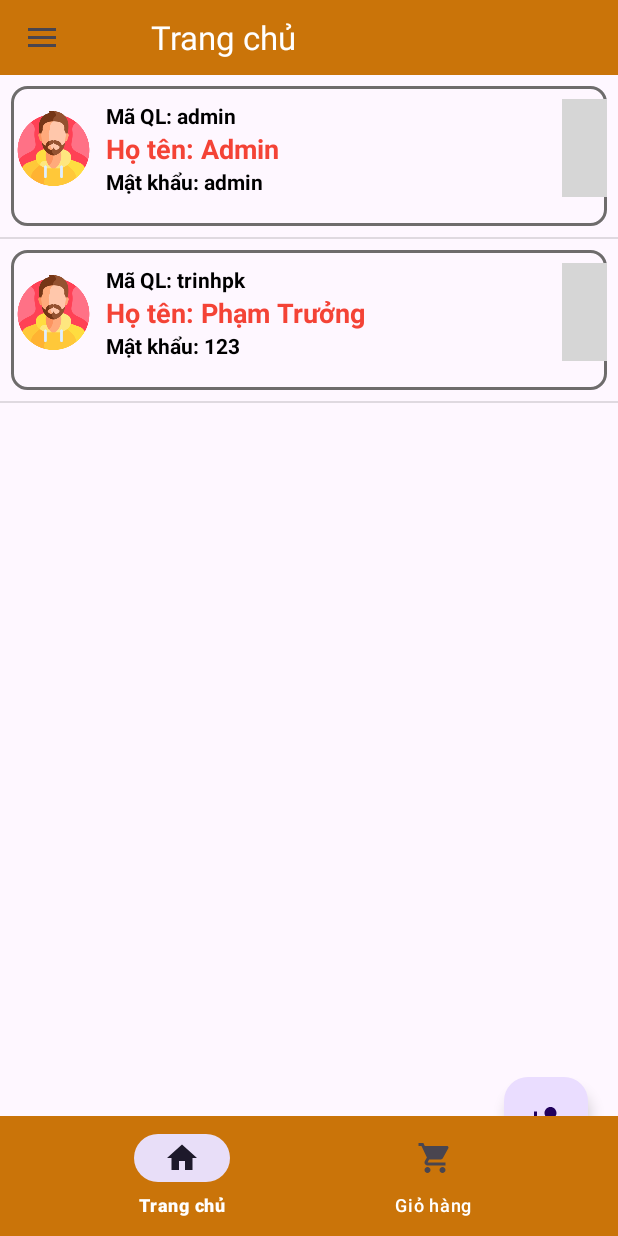
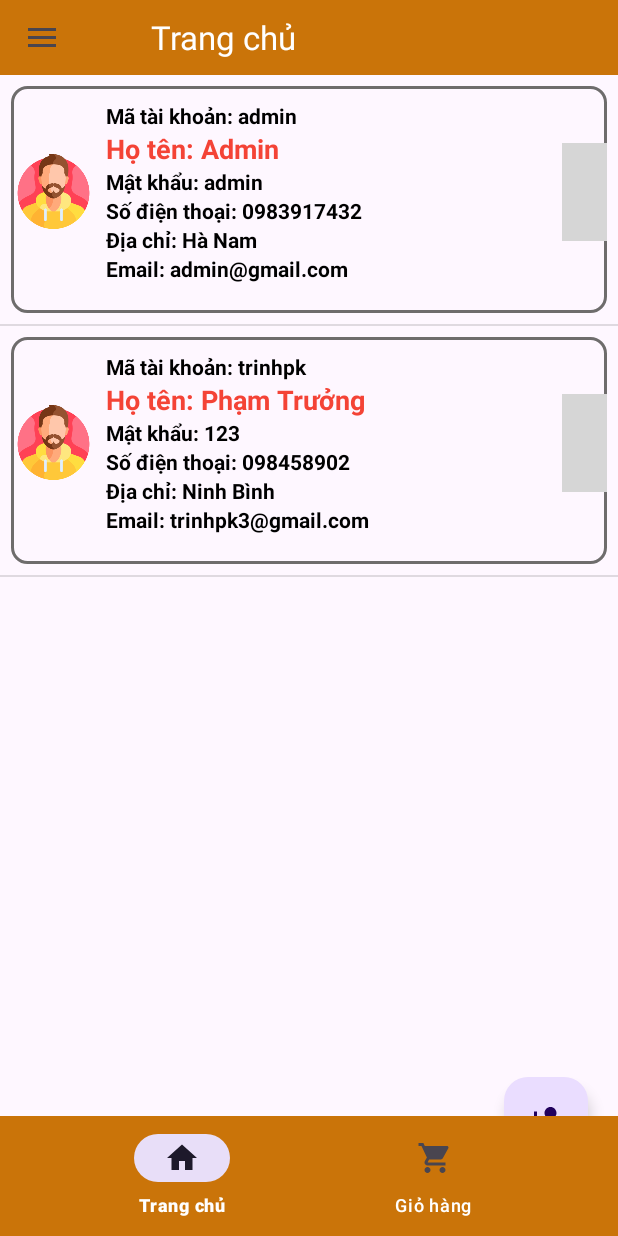
Before and after one commit to Quyetdz2044444/CafeBui, an Android app: the fragment KhachHang_Fragment placed in its activity, on a phone screen of 412 x 824 dp. Run offline under Robolectric (Android 15) with nearby library versions, the phone set to English and light mode, and no system bars; 5 statements that could not run were skipped; grey boxes are pictures that could not be loaded.

Commit message:
quản lí kh

```diff
--- a/app/src/main/java/quyettvph35419/fpoly/cafebuipho/Adapter/QuanLyAdapter.java
+++ b/app/src/main/java/quyettvph35419/fpoly/cafebuipho/Adapter/KhachHangAdapter.java
@@ -15,21 +15,21 @@ import androidx.annotation.Nullable;
 import java.util.ArrayList;
 
 import quyettvph35419.fpoly.cafebuipho.Dao.KhachHangDao;
-import quyettvph35419.fpoly.cafebuipho.Fragment.AddUser_Fragment;
+import quyettvph35419.fpoly.cafebuipho.Fragment.KhachHang_Fragment;
 import quyettvph35419.fpoly.cafebuipho.Model.KhachHang;
 import quyettvph35419.fpoly.cafebuipho.R;
 
-public class QuanLyAdapter extends ArrayAdapter<KhachHang> {
+public class KhachHangAdapter extends ArrayAdapter<KhachHang> {
 
     private Context context;
-    AddUser_Fragment fragment;
+    KhachHang_Fragment fragment;
     private ArrayList<KhachHang> list;
-    TextView tvMaQL,tvTenQL,tvMatKhau;
+    TextView tvMaQL, tvTenQL, tvMatKhau, tvsdt, tvdiachi, tvemail;
     ImageView imgDel;
     KhachHangDao dao;
 
-    public QuanLyAdapter(@NonNull Context context, AddUser_Fragment fragment, ArrayList<KhachHang> list) {
-        super(context, 0,list);
+    public KhachHangAdapter(@NonNull Context context, KhachHang_Fragment fragment, ArrayList<KhachHang> list) {
+        super(context, 0, list);
         this.context = context;
         this.list = list;
         this.fragment = fragment;
@@ -40,20 +40,32 @@ public class QuanLyAdapter extends ArrayAdapter<KhachHang> {
     public View getView(int position, @Nullable View convertView, @NonNull ViewGroup parent) {
         View v = convertView;
         dao = new KhachHangDao(getContext());
-        if (v == null){
+        if (v == null) {
             LayoutInflater inflater = (LayoutInflater) context.getSystemService(Context.LAYOUT_INFLATER_SERVICE);
-            v = inflater.inflate(R.layout.item_add_user,null);
+            v = inflater.inflate(R.layout.item_khachhang, null);
 
         }
 
         final KhachHang item = list.get(position);
-        if (item != null){
+        if (item != null) {
             tvMaQL = v.findViewById(R.id.tvMaQL);
-            tvMaQL.setText("Mã QL: "+item.getmaKH());
+            tvMaQL.setText("Mã tài khoản: " + item.getmaKH());
+
+
             tvTenQL = v.findViewById(R.id.tvTenQL);
-            tvTenQL.setText("Họ tên: "+item.getHoTen());
+            tvTenQL.setText("Họ tên: " + item.getHoTen());
+
+            tvsdt = v.findViewById(R.id.tvSdt);
+            tvsdt.setText("Số điện thoại: " + item.getSdt());
+
+            tvdiachi = v.findViewById(R.id.tvDiachi);
+            tvdiachi.setText("Địa chỉ: " + item.getDiaChi());
+
+            tvemail = v.findViewById(R.id.tvEmail);
+            tvemail.setText("Email: " + item.getEmail());
+
             tvMatKhau = v.findViewById(R.id.tvMatKhau);
-            tvMatKhau.setText("Mật khẩu: "+item.getMatKhau());
+            tvMatKhau.setText("Mật khẩu: " + item.getMatKhau());
 
 
             imgDel = v.findViewById(R.id.imgDeleteLS);
--- a/app/src/main/java/quyettvph35419/fpoly/cafebuipho/Dao/KhachHangDao.java
+++ b/app/src/main/java/quyettvph35419/fpoly/cafebuipho/Dao/KhachHangDao.java
@@ -36,6 +36,9 @@ public class KhachHangDao {
         ContentValues values = new ContentValues();
         values.put("HOTEN", obj.getHoTen());
         values.put("MATKHAU", obj.getMatKhau());
+        values.put("SDT", obj.getSdt());
+        values.put("DIACHI", obj.getDiaChi());
+        values.put("EMAIL", obj.getEmail());
         return db.update("KHACHHANG", values, "MAKH = ?", new String[]{String.valueOf(obj.getmaKH())});
     }
 
--- a/app/src/main/java/quyettvph35419/fpoly/cafebuipho/Fragment/AddUser_Fragment.java
+++ b/app/src/main/java/quyettvph35419/fpoly/cafebuipho/Fragment/KhachHang_Fragment.java
@@ -22,13 +22,13 @@ import com.google.android.material.floatingactionbutton.FloatingActionButton;
 
 import java.util.ArrayList;
 
-import quyettvph35419.fpoly.cafebuipho.Adapter.QuanLyAdapter;
+import quyettvph35419.fpoly.cafebuipho.Adapter.KhachHangAdapter;
 import quyettvph35419.fpoly.cafebuipho.Dao.KhachHangDao;
 import quyettvph35419.fpoly.cafebuipho.Model.KhachHang;
 import quyettvph35419.fpoly.cafebuipho.R;
 
 
-public class AddUser_Fragment extends Fragment {
+public class KhachHang_Fragment extends Fragment {
 
 
     ListView lvQuanLy;
@@ -36,13 +36,13 @@ public class AddUser_Fragment extends Fragment {
     FloatingActionButton fab;
     Dialog dialog;
     TextView tvTitle;
-    EditText edUser, edHoTen, edPass, edRePass;
+    EditText edUser,edsdts,eddiachis,edemails,edHoTen, edPass, edRePass;
     Button btnSaveTT, btnCancleTT;
     static KhachHangDao dao;
-    QuanLyAdapter adapter;
+    KhachHangAdapter adapter;
     KhachHang item;
 
-    public AddUser_Fragment() {
+    public KhachHang_Fragment() {
         // Required empty public constructor
     }
 
@@ -50,7 +50,7 @@ public class AddUser_Fragment extends Fragment {
     @Override
     public View onCreateView(LayoutInflater inflater, ViewGroup container, Bundle savedInstanceState) {
         // Inflate the layout for this fragment
-        View v = inflater.inflate(R.layout.fragment_add_user_, container, false);
+        View v = inflater.inflate(R.layout.fragment_khach_hang_, container, false);
         lvQuanLy = v.findViewById(R.id.lvQuanLy);
         fab = v.findViewById(R.id.fab);
         dao = new KhachHangDao(getActivity());
@@ -73,9 +73,104 @@ public class AddUser_Fragment extends Fragment {
         return v;
     }
 
+
+
+    protected void openDialog(final Context context, final int type) {
+        dialog = new Dialog(context);
+        dialog.setContentView(R.layout.dialog_add_kh);
+        tvTitle = dialog.findViewById(R.id.tvTitleTaiKhoan);
+
+        edUser = dialog.findViewById(R.id.edUser);
+
+        edHoTen = dialog.findViewById(R.id.edHoTen);
+        edsdts = dialog.findViewById(R.id.edSdts);
+        eddiachis = dialog.findViewById(R.id.eddiachis);
+        edemails = dialog.findViewById(R.id.edemails);
+        edPass = dialog.findViewById(R.id.edPass);
+        edRePass = dialog.findViewById(R.id.edRePass);
+        btnCancleTT = dialog.findViewById(R.id.btnCancelTT);
+        btnSaveTT = dialog.findViewById(R.id.btnSaveTT);
+
+        if (type != 0) {
+
+            edUser.setText(item.getmaKH());
+            edUser.setEnabled(false);
+
+            edHoTen.setText(item.getHoTen());
+            edsdts.setText(item.getSdt());
+            eddiachis.setText(item.getDiaChi());
+            edemails.setText(item.getEmail());
+            edPass.setText(item.getMatKhau());
+            edRePass.setText(item.getMatKhau());
+            tvTitle.setText("Sửa tài khoản");
+        }
+
+        btnCancleTT.setOnClickListener(new View.OnClickListener() {
+            @Override
+            public void onClick(View v) {
+                dialog.dismiss();
+            }
+        });
+
+        btnSaveTT.setOnClickListener(new View.OnClickListener() {
+            @Override
+            public void onClick(View v) {
+                item = new KhachHang();
+
+
+                item.setmaKH(edUser.getText().toString());
+
+                item.setHoTen(edHoTen.getText().toString());
+                item.setSdt(edsdts.getText().toString());
+                item.setDiaChi(eddiachis.getText().toString());
+                item.setEmail(edemails.getText().toString());
+                item.setMatKhau(edPass.getText().toString());
+                if (validate() > 0) {
+                    if (type == 0) {
+                        if (dao.insert(item) > 0) {
+                            Toast.makeText(context, "Thêm thành công", Toast.LENGTH_SHORT).show();
+                            edUser.setText("");
+                            edHoTen.setText("");
+                            edPass.setText("");
+                            edRePass.setText("");
+                        } else {
+                            Toast.makeText(context, "Thêm thất bại", Toast.LENGTH_SHORT).show();
+                        }
+                    } else {
+
+                        item.setmaKH(edUser.getText().toString());
+                        if (dao.updatePass(item) > 0) {
+                            Toast.makeText(context, "Sửa thành công", Toast.LENGTH_SHORT).show();
+                        } else {
+                            Toast.makeText(context, "Sửa thất bại", Toast.LENGTH_SHORT).show();
+                        }
+                    }
+                    capNhatLv();
+                    dialog.dismiss();
+                }
+            }
+        });
+        dialog.show();
+    }
+
+    public int validate() {
+        int check = 1;
+        if (edUser.getText().length() == 0 || edHoTen.getText().length() == 0 || edPass.getText().length() == 0 || edRePass.getText().length() == 0) {
+            Toast.makeText(getContext(), "Bạn phải nhập đầy đủ thông tin", Toast.LENGTH_SHORT).show();
+            check = -1;
+        } else {
+            String pass = edPass.getText().toString();
+            String repass = edRePass.getText().toString();
+            if (!pass.equals(repass)) {
+                Toast.makeText(getActivity(), "Mật khẩu không khớp", Toast.LENGTH_SHORT).show();
+                check = -1;
+            }
+        }
+        return check;
+    }
     void capNhatLv() {
         list = (ArrayList<KhachHang>) dao.getAll();
-        adapter = new QuanLyAdapter(getActivity(), this, list);
+        adapter = new KhachHangAdapter(getActivity(), this, list);
         lvQuanLy.setAdapter(adapter);
     }
 
@@ -106,81 +201,4 @@ public class AddUser_Fragment extends Fragment {
         AlertDialog alert = builder.create();
         builder.show();
     }
-
-    protected void openDialog(final Context context, final int type) {
-        dialog = new Dialog(context);
-        dialog.setContentView(R.layout.dialog_add_user);
-        tvTitle = dialog.findViewById(R.id.tvTitleTaiKhoan);
-        edUser = dialog.findViewById(R.id.edUser);
-        edHoTen = dialog.findViewById(R.id.edHoTen);
-        edPass = dialog.findViewById(R.id.edPass);
-        edRePass = dialog.findViewById(R.id.edRePass);
-        btnCancleTT = dialog.findViewById(R.id.btnCancelTT);
-        btnSaveTT = dialog.findViewById(R.id.btnSaveTT);
-
-        if (type != 0) {
-            edUser.setText(item.getmaKH());
-            edHoTen.setText(item.getHoTen());
-            edPass.setText(item.getMatKhau());
-            edRePass.setText(item.getMatKhau());
-            tvTitle.setText("Sửa tài khoản");
-        }
-
-        btnCancleTT.setOnClickListener(new View.OnClickListener() {
-            @Override
-            public void onClick(View v) {
-                dialog.dismiss();
-            }
-        });
-
-        btnSaveTT.setOnClickListener(new View.OnClickListener() {
-            @Override
-            public void onClick(View v) {
-                item = new KhachHang();
-
-                item.setmaKH(edUser.getText().toString());
-                item.setHoTen(edHoTen.getText().toString());
-                item.setMatKhau(edPass.getText().toString());
-                if (validate() > 0) {
-                    if (type == 0) {
-                        if (dao.insert(item) > 0) {
-                            Toast.makeText(context, "Thêm thành công", Toast.LENGTH_SHORT).show();
-                            edUser.setText("");
-                            edHoTen.setText("");
-                            edPass.setText("");
-                            edRePass.setText("");
-                        } else {
-                            Toast.makeText(context, "Thêm thất bại", Toast.LENGTH_SHORT).show();
-                        }
-                    } else {
-                        item.setmaKH(edUser.getText().toString());
-                        if (dao.updatePass(item) > 0) {
-                            Toast.makeText(context, "Sửa thành công", Toast.LENGTH_SHORT).show();
-                        } else {
-                            Toast.makeText(context, "Sửa thất bại", Toast.LENGTH_SHORT).show();
-                        }
-                    }
-                    capNhatLv();
-                    dialog.dismiss();
-                }
-            }
-        });
-        dialog.show();
-    }
-
-    public int validate() {
-        int check = 1;
-        if (edUser.getText().length() == 0 || edHoTen.getText().length() == 0 || edPass.getText().length() == 0 || edRePass.getText().length() == 0) {
-            Toast.makeText(getContext(), "Bạn phải nhập đầy đủ thông tin", Toast.LENGTH_SHORT).show();
-            check = -1;
-        } else {
-            String pass = edPass.getText().toString();
-            String repass = edRePass.getText().toString();
-            if (!pass.equals(repass)) {
-                Toast.makeText(getActivity(), "Mật khẩu không khớp", Toast.LENGTH_SHORT).show();
-                check = -1;
-            }
-        }
-        return check;
-    }
 }
--- a/app/src/main/java/quyettvph35419/fpoly/cafebuipho/MainActivity.java
+++ b/app/src/main/java/quyettvph35419/fpoly/cafebuipho/MainActivity.java
@@ -22,14 +22,13 @@ import com.google.android.material.bottomnavigation.BottomNavigationView;
 import com.google.android.material.navigation.NavigationView;
 
 import quyettvph35419.fpoly.cafebuipho.Dao.KhachHangDao;
-import quyettvph35419.fpoly.cafebuipho.Fragment.AddUser_Fragment;
+import quyettvph35419.fpoly.cafebuipho.Fragment.KhachHang_Fragment;
 import quyettvph35419.fpoly.cafebuipho.Fragment.ChangePass_Fragment;
 import quyettvph35419.fpoly.cafebuipho.Fragment.DoUong_Fragment;
 import quyettvph35419.fpoly.cafebuipho.Fragment.DoanhThu_Fragment;
 import quyettvph35419.fpoly.cafebuipho.Fragment.DonHang_Fragment;
 import quyettvph35419.fpoly.cafebuipho.Fragment.GioHang_Fragment;
 import quyettvph35419.fpoly.cafebuipho.Fragment.HoaDon_Fragment;
-import quyettvph35419.fpoly.cafebuipho.Fragment.KhachHangFragment;
 import quyettvph35419.fpoly.cafebuipho.Fragment.ThongTinAcc_Fragment;
 import quyettvph35419.fpoly.cafebuipho.Fragment.Top5_Fragment;
 import quyettvph35419.fpoly.cafebuipho.Fragment.TrangChu_Fragment;
@@ -84,7 +83,6 @@ public class MainActivity extends AppCompatActivity {
 
         // admin co full quyền
         if (user.equalsIgnoreCase("admin")) {
-            nv.getMenu().findItem(R.id.sub_AddUser).setVisible(true);
             nv.getMenu().findItem(R.id.sub_DoanhThu).setVisible(true);
             nv.getMenu().findItem(R.id.nav_KhachHang).setVisible(true);
             nv.getMenu().findItem(R.id.nav_HoaDon).setVisible(true);
@@ -95,7 +93,7 @@ public class MainActivity extends AppCompatActivity {
             replaceFrg(doUongFragment);
             toolbar.setTitle("Quản lý đồ uống");
 
-        }else {
+        } else {
             nv.getMenu().findItem(R.id.nav_GioHang).setVisible(true);
             nv.getMenu().findItem(R.id.nav_DonHang).setVisible(true);
             nv.getMenu().findItem(R.id.sub_InfoAccount).setVisible(true);
@@ -107,7 +105,6 @@ public class MainActivity extends AppCompatActivity {
 //        ko phải admin thì k đc thống kê, ko được ql nhân viên, k đc thêm người dùng
 
 
-
         nv.setNavigationItemSelectedListener(new NavigationView.OnNavigationItemSelectedListener() {
             @Override
             public boolean onNavigationItemSelected(@NonNull MenuItem item) {
@@ -115,8 +112,8 @@ public class MainActivity extends AppCompatActivity {
                 int id = item.getItemId();
                 if (id == R.id.nav_KhachHang) {
                     toolbar.setTitle("Quản lý khách hàng");
-                    KhachHangFragment khachHangFragment = new KhachHangFragment();
-                    replaceFrg(khachHangFragment);
+                    KhachHang_Fragment addUserFragment = new KhachHang_Fragment();
+                    replaceFrg(addUserFragment);
 
                 } else if (id == R.id.nav_DoUong) {
                     toolbar.setTitle("Quản lý đồ uống");
@@ -143,10 +140,6 @@ public class MainActivity extends AppCompatActivity {
                     ThongTinAcc_Fragment thongTinAccFragment = new ThongTinAcc_Fragment();
                     thongTinAccFragment.setArguments(bundle);
                     replaceFrg(thongTinAccFragment);
-                } else if (id == R.id.sub_AddUser) {
-                    toolbar.setTitle("Thêm tài khoản");
-                    AddUser_Fragment addUserFragment = new AddUser_Fragment();
-                    replaceFrg(addUserFragment);
                 } else if (id == R.id.sub_DoanhThu) {
                     toolbar.setTitle("Doanh thu");
                     DoanhThu_Fragment doanhThuFragment = new DoanhThu_Fragment();
--- a/app/src/main/res/layout/fragment_add_user_.xml
+++ b/app/src/main/res/layout/fragment_khach_hang_.xml
@@ -4,7 +4,7 @@
     xmlns:tools="http://schemas.android.com/tools"
     android:layout_width="match_parent"
     android:layout_height="match_parent"
-    tools:context=".Fragment.AddUser_Fragment">
+    tools:context=".Fragment.KhachHang_Fragment">
 
     <ListView
         android:id="@+id/lvQuanLy"
--- a/app/src/main/res/layout/item_add_user.xml
+++ b/app/src/main/res/layout/item_khachhang.xml
@@ -56,6 +56,30 @@
                     android:textColor="@color/black"
                     android:textStyle="bold"
                     android:text="MatKhau"/>
+                <TextView
+                    android:id="@+id/tvSdt"
+                    android:layout_width="match_parent"
+                    android:layout_height="wrap_content"
+                    android:textSize="14dp"
+                    android:textColor="@color/black"
+                    android:textStyle="bold"
+                    android:text="sdt"/>
+                <TextView
+                    android:id="@+id/tvDiachi"
+                    android:layout_width="match_parent"
+                    android:layout_height="wrap_content"
+                    android:textSize="14dp"
+                    android:textColor="@color/black"
+                    android:textStyle="bold"
+                    android:text="dc"/>
+                <TextView
+                    android:id="@+id/tvEmail"
+                    android:layout_width="match_parent"
+                    android:layout_height="wrap_content"
+                    android:textSize="14dp"
+                    android:textColor="@color/black"
+                    android:textStyle="bold"
+                    android:text="email"/>
             </LinearLayout>
             <ImageView
                 android:id="@+id/imgDeleteLS"
--- a/app/src/main/res/menu/drawer_view.xml
+++ b/app/src/main/res/menu/drawer_view.xml
@@ -55,11 +55,7 @@
 
         <item android:title="Tài khoản">
             <menu>
-                <item
-                    android:id="@+id/sub_AddUser"
-                    android:icon="@drawable/ic_adduser"
-                    android:title="Thêm tài khoản"
-                    android:visible="false" />
+
                 <item
                     android:id="@+id/sub_InfoAccount"
                     android:icon="@drawable/infotaikhoan"
```
Also changed, not shown: app/src/main/java/quyettvph35419/fpoly/cafebuipho/Fragment/KhachHangFragment.java (deleted, +0 -28 lines), app/src/main/res/layout/dialog_add_kh.xml (renamed from app/src/main/res/layout/dialog_add_user.xml, +52 -6 lines), app/src/main/res/layout/fragment_khach_hang.xml (deleted, +0 -14 lines).
